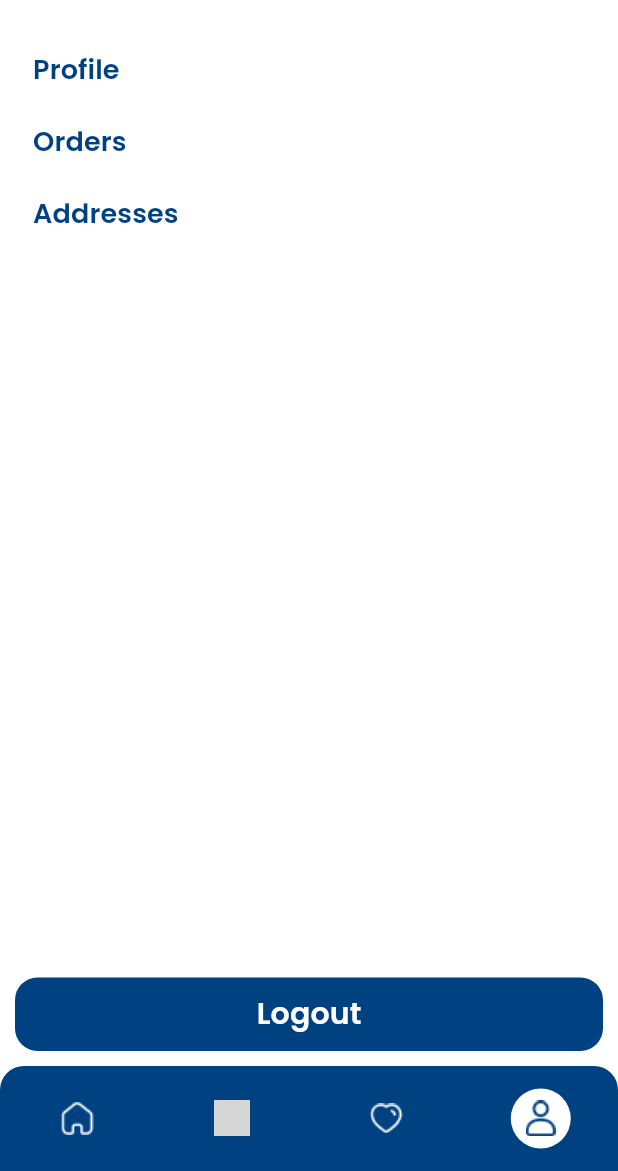
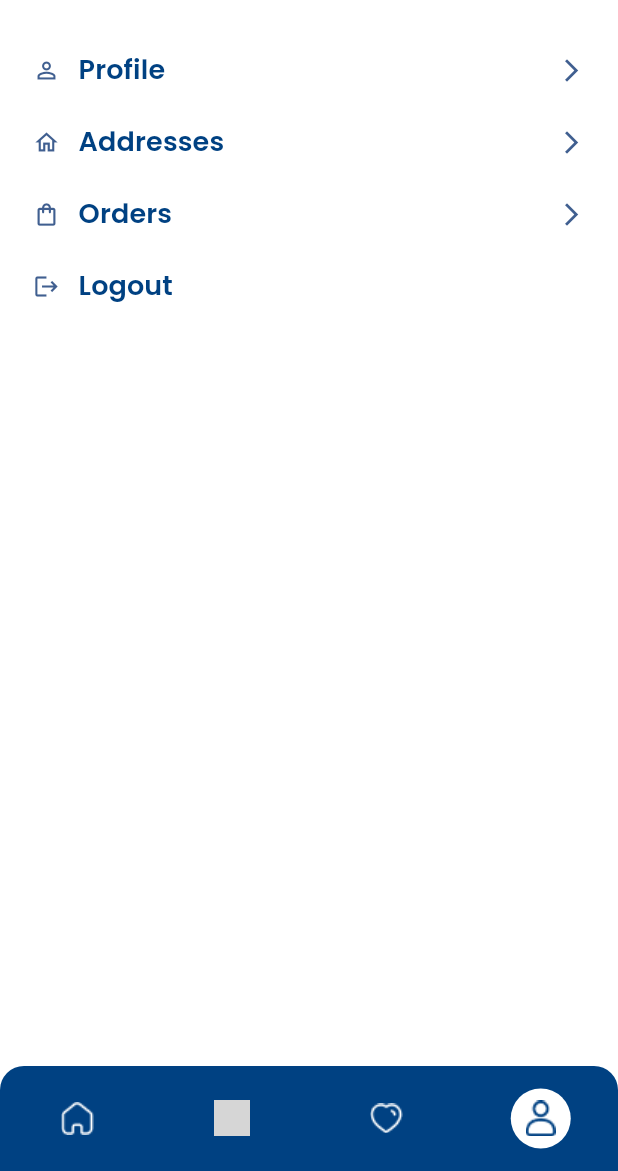
Before and after one commit to EbrahimTarek02/e_commerce, a Flutter app: the MainScreen screen opened by its route, item 4 of the bottom bar chosen, on a phone screen of 412 x 824 dp, the part 65-1236 px from its top. Run offline on Flutter 3.47's test engine with Material 3 defaults, Android fonts, the light colour scheme and no system bars; our stand-ins replace cached_network_image, carousel_slider, connectivity_plus, easy_stepper, either_dart, flutter_bloc and 9 more; missing offline and left inert: webview_flutter_android; accounts and stored records are empty; network calls fail; grey boxes are pictures that could not be loaded.

Commit message:
Updated Profile Tab UI & Fixed Cart Problem.

```diff
--- a/lib/ui/screens/cart/cart_screen.dart
+++ b/lib/ui/screens/cart/cart_screen.dart
@@ -287,7 +287,7 @@ class _CartScreenState extends State<CartScreen> {
                                     ElevatedButton(
                                       onPressed: (){
                                         viewModel.updateCartCounter(false).then((_) {
-                                          Navigator.popAndPushNamed(context, CheckoutScreen.routeName, arguments: [viewModel.subTotalPrice, cartState.data.cart.orderID]);
+                                          Navigator.popAndPushNamed(context, CheckoutScreen.routeName, arguments: [viewModel.subTotalPrice, cartState.data.cart.id]);
                                         });
                                       },
                                       style: ElevatedButton.styleFrom(
--- a/lib/ui/screens/cart/widgets/cart_item.dart
+++ b/lib/ui/screens/cart/widgets/cart_item.dart
@@ -87,7 +87,7 @@ class _CartItemState extends State<CartItem> {
                     IconButton(
                       onPressed: () {
                         LoadingWidget.showLoading(context);
-                        mainViewModel.removeFromCart(widget.product.product?.orderID ?? "", false).then((_) {
+                        mainViewModel.removeFromCart(widget.product.product?.id ?? "", false).then((_) {
                           Navigator.pop(context);
                         });
                       },
@@ -133,7 +133,7 @@ class _CartItemState extends State<CartItem> {
                               setState(() {
                                 if (widget.itemCount > 1) {
                                   widget.itemCount--;
-                                  CartViewModel.updatedProducts[widget.product.product.orderID!] = widget.itemCount;
+                                  CartViewModel.updatedProducts[widget.product.product.id!] = widget.itemCount;
                                   widget.viewModel.reducePrice(widget.product.price ?? 0);
                                 }
                               });
@@ -165,7 +165,7 @@ class _CartItemState extends State<CartItem> {
                             onPressed: (){
                               setState(() {
                                 widget.itemCount++;
-                                CartViewModel.updatedProducts[widget.product.product.orderID!] = widget.itemCount;
+                                CartViewModel.updatedProducts[widget.product.product.id!] = widget.itemCount;
                                 widget.viewModel.increasePrice(widget.product.price ?? 0);
                               });
                             },
--- a/lib/ui/screens/main/main_view_model.dart
+++ b/lib/ui/screens/main/main_view_model.dart
@@ -187,7 +187,7 @@ class MainViewModel extends Cubit<MainStates> {
       emit(MainErrorState(error));
     }, (success) {
       for (CartProducts cartProduct in success.cart!.cartProducts!) {
-        cartIDs.add(cartProduct.product!.orderID!);
+        cartIDs.add(cartProduct.product!.id!);
       }
       cartProducts = success.cart!.cartProducts!.toSet();
       emit(MainSuccessState<CartResponseDm>(success));
--- a/lib/ui/screens/main/tabs/profile/profile_tab.dart
+++ b/lib/ui/screens/main/tabs/profile/profile_tab.dart
@@ -39,69 +39,82 @@ class _ProfileTabState extends State<ProfileTab> {
             onPressed: (){
               Navigator.pushNamed(context, EditProfileTab.routeName);
             },
-              style: ElevatedButton.styleFrom(
-                alignment: AlignmentDirectional.centerStart,
-              ),
-            child: Text(
+            child: Row(
+              children: [
+                const Icon(Icons.person_outline),
+                SizedBox(width: MediaQuery.sizeOf(context).width * 0.03,),
+                Text(
                   "Profile",
                   style: GoogleFonts.poppins(
                     fontSize: 18,
                     fontWeight: FontWeight.w600,
                     color: AppColors.primaryColor,
                   ),
+                ),
+                const Spacer(),
+                const Icon(Icons.arrow_forward_ios),
+              ],
+            )
+          ),
+          TextButton(
+              onPressed: (){
+                Navigator.pushNamed(context, AddressesTab.routeName);
+              },
+              child: Row(
+                children: [
+                  const Icon(Icons.home_outlined),
+                  SizedBox(width: MediaQuery.sizeOf(context).width * 0.03,),
+                  Text(
+                    "Addresses",
+                    style: GoogleFonts.poppins(
+                      fontSize: 18,
+                      fontWeight: FontWeight.w600,
+                      color: AppColors.primaryColor,
+                    ),
+                  ),
+                  const Spacer(),
+                  const Icon(Icons.arrow_forward_ios),
+                ],
               )
           ),
           TextButton(
               onPressed: (){
                 Navigator.pushNamed(context, OrdersTab.routeName);
               },
-              style: ElevatedButton.styleFrom(
-                alignment: AlignmentDirectional.centerStart,
-              ),
-              child: Text(
+              child: Row(
+                children: [
+                  const Icon(Icons.shopping_bag_outlined),
+                  SizedBox(width: MediaQuery.sizeOf(context).width * 0.03,),
+                  Text(
                     "Orders",
                     style: GoogleFonts.poppins(
                       fontSize: 18,
                       fontWeight: FontWeight.w600,
                       color: AppColors.primaryColor,
                     ),
+                  ),
+                  const Spacer(),
+                  const Icon(Icons.arrow_forward_ios),
+                ],
               )
           ),
           TextButton(
               onPressed: (){
-                Navigator.pushNamed(context, AddressesTab.routeName);
+                viewModel.logout(context);
               },
-              style: ElevatedButton.styleFrom(
-                alignment: AlignmentDirectional.centerStart,
-              ),
-              child: Text(
-                "Addresses",
+              child: Row(
+                children: [
+                  const Icon(Icons.logout),
+                  SizedBox(width: MediaQuery.sizeOf(context).width * 0.03,),
+                  Text(
+                    "Logout",
                     style: GoogleFonts.poppins(
                       fontSize: 18,
                       fontWeight: FontWeight.w600,
                       color: AppColors.primaryColor,
                     ),
-              )
                   ),
-          const Spacer(),
-          ElevatedButton(
-              onPressed: (){
-                viewModel.logout(context);
-              },
-              style: ElevatedButton.styleFrom(
-                  backgroundColor: AppColors.primaryColor,
-                  elevation: 0.0,
-                  padding: const EdgeInsets.symmetric(vertical: 10.0),
-                  shape: RoundedRectangleBorder(
-                      borderRadius: BorderRadius.circular(15)
-                  )),
-              child: Text(
-                'Logout',
-                style: GoogleFonts.poppins(
-                    color: AppColors.white,
-                    fontSize: 20,
-                    fontWeight: FontWeight.w600
-                ),
+                ],
               )
           ),
         ],
--- a/lib/ui/screens/main/tabs/profile/tabs/edit_profile/edit_profile_tab.dart
+++ b/lib/ui/screens/main/tabs/profile/tabs/edit_profile/edit_profile_tab.dart
@@ -223,7 +223,7 @@ class EditProfileTab extends StatelessWidget {
                       viewModel: viewModel,
                       isEnabled: viewModel.isEnabled,
                     ),
-                    SizedBox(height: MediaQuery.of(context).size.height * 0.04),
+                    SizedBox(height: MediaQuery.sizeOf(context).height * 0.13),
                     state is AuthenticationLoadingState ?
                     const Center(child: CircularProgressIndicator(color: AppColors.primaryColor,))
                     :
--- a/lib/ui/screens/main/tabs/wish_list/widgets/wish_list_item.dart
+++ b/lib/ui/screens/main/tabs/wish_list/widgets/wish_list_item.dart
@@ -129,24 +129,24 @@ class _WishListItemState extends State<WishListItem> {
                           alignment: Alignment.centerRight,
                           child: ElevatedButton(
                             onPressed: (){
-                              if (mainViewModel.isInCart) {
+                              if (mainViewModel.isInCart && widget.isInCart) {
+                                LoadingWidget.showLoading(context);
                                 mainViewModel.removeFromCart(widget.product.id ?? "", true).then((_) {
                                   Navigator.pop(context);
                                 });
-                                LoadingWidget.showLoading(context);
                               }
                               else{
+                                LoadingWidget.showLoading(context);
                                 mainViewModel.addToCart(widget.product.id ?? "", true, 1).then((_) {
                                   Navigator.pop(context);
                                 });
-                                LoadingWidget.showLoading(context);
                               }
                             },
                             style: ElevatedButton.styleFrom(
                               backgroundColor: AppColors.primaryColor,
                             ),
                             child: Text(
-                              mainViewModel.isInCart ? "Remove from Cart" : "Add to Cart",
+                              mainViewModel.isInCart && widget.isInCart ? "Remove from Cart" : "Add to Cart",
                               textAlign: TextAlign.start,
                               style: GoogleFonts.poppins(
                                   fontSize: 14.0,
```
Also changed, not shown: lib/data/model/order_response/order_response.dart (+0 -308 lines). Lines whose indentation alone changed are shown as unchanged.
